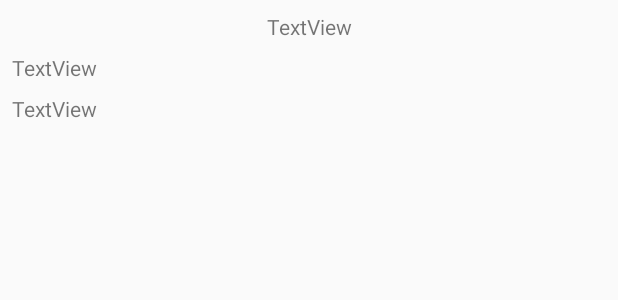
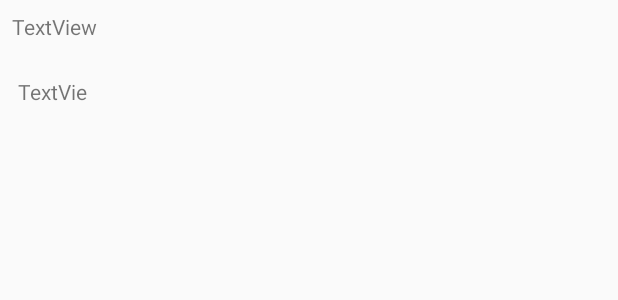
Before and after one commit to LudoCarlu/Pokemon, an Android app: the layout detail_activity.xml on its own in the app's theme, with its tools: preview values and no code run, on a phone screen of 412 x 824 dp. Shown: the top 300 px of the screen. Run offline under Robolectric (Android 15) with nearby library versions, the phone set to English and light mode, and no system bars; network calls fail.

```diff
--- a/app/src/main/AndroidManifest.xml
+++ b/app/src/main/AndroidManifest.xml
@@ -19,6 +19,8 @@
                 <category android:name="android.intent.category.LAUNCHER" />
             </intent-filter>
         </activity>
+        <activity android:name="com.github.ludoviccarlu.pokemon.presentation.detail.DetailActivity" >
+        </activity>
     </application>
 
 </manifest>
--- a/app/src/main/java/com/github/ludoviccarlu/pokemon/data/remote/RestApiService.kt
+++ b/app/src/main/java/com/github/ludoviccarlu/pokemon/data/remote/RestApiService.kt
@@ -7,6 +7,7 @@ import io.reactivex.Single
 import retrofit2.Response
 import retrofit2.http.GET
 import retrofit2.http.Path
+import retrofit2.http.Query
 import java.util.*
 
 /**
@@ -15,10 +16,11 @@ import java.util.*
 
 
 interface RestApiService {
-    @GET("/api/v2/pokemon")
+
+    @GET("/api/v2/pokemon/")
     fun getListPokemon() : Single<Response<RestPokemonData>>
 
-    @GET("/api/v2/pokemon/{pokemon_id}")
+    @GET("/api/v2/pokemon/{pokemon_id}/")
     fun getPokemonNameById(@Path(value = "pokemon_id", encoded = true) pokemonId : Int): Single<Response<RestPokemonDetail>>
 
 }
--- a/app/src/main/java/com/github/ludoviccarlu/pokemon/data/repository/PokemonRepository.kt
+++ b/app/src/main/java/com/github/ludoviccarlu/pokemon/data/repository/PokemonRepository.kt
@@ -12,5 +12,5 @@ interface PokemonRepository {
 
     fun getPokemonList() : Single<List<Pokemon>>
 
-    fun getPokemonNameById(pokeminId : Int) : Single<RestPokemonDetail>
+    fun getPokemonNameById(pokemonId : Int) : Single<RestPokemonDetail>
 }
--- a/app/src/main/java/com/github/ludoviccarlu/pokemon/presentation/detail/DetailViewModel.kt
+++ b/app/src/main/java/com/github/ludoviccarlu/pokemon/presentation/detail/DetailViewModel.kt
@@ -20,7 +20,7 @@ class DetailViewModel : ViewModel(), LifecycleObserver {
     private val compositeDisposable = CompositeDisposable()
 
     //TODO Changer liveDataChampion to liveDataPokemonDetail
-    val liveDataChampion: MutableLiveData<RestPokemonDetail> = MutableLiveData()
+    val liveDataPokemonDetail: MutableLiveData<RestPokemonDetail> = MutableLiveData()
 
     init {
         initializeDagger()
@@ -31,7 +31,7 @@ class DetailViewModel : ViewModel(), LifecycleObserver {
                 .subscribeOn(Schedulers.io())
                 .observeOn(AndroidSchedulers.mainThread())
                 .subscribe {
-                    pokemonDetail -> liveDataChampion.value = pokemonDetail
+                    pokemonDetail -> liveDataPokemonDetail.value = pokemonDetail
                 }
         compositeDisposable.add(disposable)
                 }
--- a/app/src/main/java/com/github/ludoviccarlu/pokemon/presentation/pokemonlist/PokemonAdapter.kt
+++ b/app/src/main/java/com/github/ludoviccarlu/pokemon/presentation/pokemonlist/PokemonAdapter.kt
@@ -29,7 +29,9 @@ class  PokemonAdapter(val context: Context, var listModel: List<Pokemon>) : Recy
             with(itemView) {
                 item_pokemon_name.text = model.name
 
-                itemView.setOnClickListener { context.startActivity(DetailActivity.newInstance(context, model.name))}
+                val id = model.url.split('/')[6].toInt()
+
+                itemView.setOnClickListener { context.startActivity(DetailActivity.newInstance(context, id))}
 
             }
         }
--- a/app/src/main/res/layout/detail_activity.xml
+++ b/app/src/main/res/layout/detail_activity.xml
@@ -8,34 +8,22 @@
     >
 
     <TextView
-        tools:text="TextView"
+        android:id="@+id/pokemon_name"
+        android:layout_width="53dp"
+        android:layout_height="22dp"
+        android:layout_marginStart="12dp"
+        android:layout_marginTop="24dp"
+        app:layout_constraintStart_toStartOf="parent"
+        app:layout_constraintTop_toBottomOf="@+id/pokemon_id"
+        tools:text="TextView" />
+
+    <TextView
+        android:id="@+id/pokemon_id"
         android:layout_width="wrap_content"
         android:layout_height="wrap_content"
-        android:id="@+id/pokemon_title" android:layout_marginTop="8dp"
+        android:layout_marginStart="8dp"
+        android:layout_marginTop="8dp"
+        app:layout_constraintStart_toStartOf="parent"
         app:layout_constraintTop_toTopOf="parent"
-        app:layout_constraintStart_toStartOf="parent"
-        android:layout_marginLeft="8dp" android:layout_marginStart="8dp"
-        app:layout_constraintEnd_toEndOf="parent"
-        android:layout_marginEnd="8dp" android:layout_marginRight="8dp"
-        />
-    <TextView
-        tools:text="TextView"
-        android:layout_width="0dp"
-        android:layout_height="wrap_content"
-        android:id="@+id/champion_description"
-        android:layout_marginTop="8dp"
-        app:layout_constraintTop_toBottomOf="@+id/pokemon_title"
-        app:layout_constraintStart_toStartOf="parent"
-        android:layout_marginLeft="8dp"
-        android:layout_marginStart="8dp"
-        />
-    <TextView
-        tools:text="TextView"
-        android:layout_width="wrap_content"
-        android:layout_height="wrap_content"
-        android:id="@+id/pokemon_name"
-        app:layout_constraintStart_toStartOf="parent"
-        android:layout_marginLeft="8dp"
-        android:layout_marginStart="8dp" android:layout_marginTop="8dp"
-        app:layout_constraintTop_toBottomOf="@+id/champion_description"/>
+        tools:text="TextView" />
 </android.support.constraint.ConstraintLayout>
```
Also changed, not shown: app/src/main/java/com/github/ludoviccarlu/pokemon/data/pojo/RestPokemonDetail.kt (+10 -2 lines), app/src/main/java/com/github/ludoviccarlu/pokemon/data/repository/PokemonRepositoryImpl.kt (+43 -1 lines), app/src/main/java/com/github/ludoviccarlu/pokemon/presentation/detail/DetailActivity.kt (+6 -5 lines).
